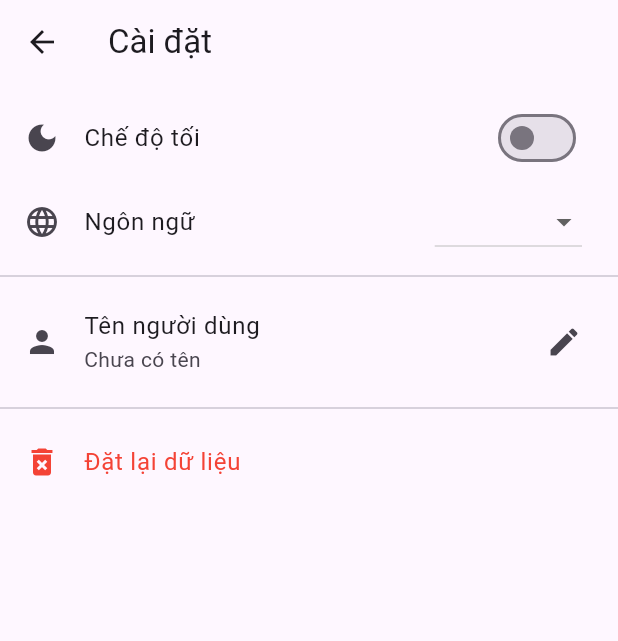
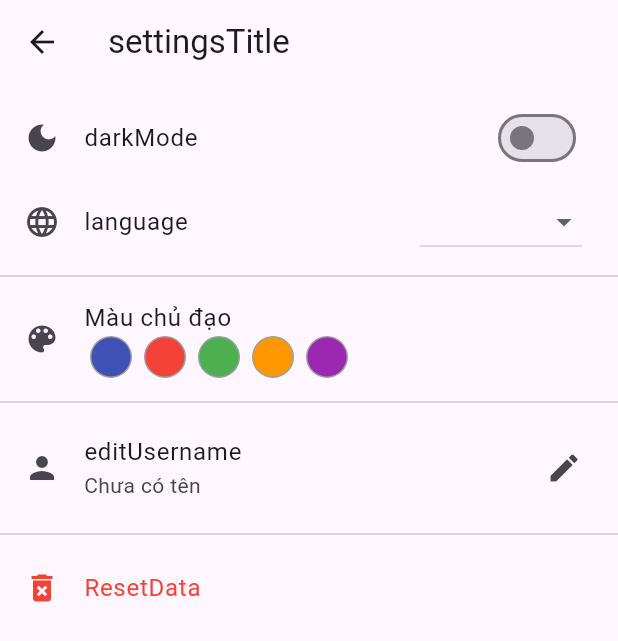
Before and after one commit to Zephyr054/2025_LTTBDD_N05_Nhom_7, a Flutter app: the SettingsScreen screen opened directly with empty values, on a phone screen of 412 x 824 dp. Shown: the top 641 px of the screen. Run offline on Flutter 3.47's test engine with Material 3 defaults, Android fonts, the phone set to English and light mode, and no system bars; our stand-ins replace get.

Commit message:
Update settings_screen.dart

```diff
--- a/lib/screens/settings_screen.dart
+++ b/lib/screens/settings_screen.dart
@@ -1,4 +1,5 @@
 import 'package:flutter/material.dart';
+import 'package:get/get.dart';
 
 class SettingsScreen extends StatefulWidget {
   final Function(bool) onThemeChanged;
@@ -8,6 +9,8 @@ class SettingsScreen extends StatefulWidget {
   final bool isDarkMode;
   final String currentLanguage;
   final String username;
+  final Color seedColor;
+  final Function(Color) onColorChanged;
 
   const SettingsScreen({
     super.key,
@@ -18,6 +21,8 @@ class SettingsScreen extends StatefulWidget {
     required this.isDarkMode,
     required this.currentLanguage,
     required this.username,
+    required this.seedColor,
+    required this.onColorChanged,
   });
 
   @override
@@ -44,15 +49,15 @@ class _SettingsScreenState extends State<SettingsScreen> {
     showDialog(
       context: context,
       builder: (context) => AlertDialog(
-        title: const Text('Đổi tên người dùng'),
+        title: Text('editUsername'.tr),
         content: TextField(
           controller: ctrl,
-          decoration: const InputDecoration(labelText: 'Nhập tên mới'),
+          decoration: InputDecoration(labelText: 'enterNewName'.tr),
         ),
         actions: [
           TextButton(
             onPressed: () => Navigator.pop(context),
-            child: const Text('Hủy'),
+            child: Text('cancel'.tr),
           ),
           ElevatedButton(
             onPressed: () {
@@ -62,7 +67,7 @@ class _SettingsScreenState extends State<SettingsScreen> {
               widget.onUsernameChanged(_username);
               Navigator.pop(context);
             },
-            child: const Text('Lưu'),
+            child: Text('save'.tr),
           ),
         ],
       ),
@@ -74,43 +79,77 @@ class _SettingsScreenState extends State<SettingsScreen> {
     showDialog(
       context: context,
       builder: (context) => AlertDialog(
-        title: const Text('Xóa toàn bộ dữ liệu?'),
-        content: const Text(
-          'Thao tác này sẽ xóa tất cả công việc hiện có. Bạn có chắc chắn không?',
-        ),
+        title: Text('resetDataTitle'.tr),
+        content: Text('resetDataContent'.tr),
         actions: [
           TextButton(
             onPressed: () => Navigator.pop(context),
-            child: const Text('Hủy'),
+            child: Text('cancel'.tr),
           ),
           ElevatedButton(
             style: ElevatedButton.styleFrom(backgroundColor: Colors.red),
             onPressed: () {
               widget.onResetData();
               Navigator.pop(context);
-              ScaffoldMessenger.of(context).showSnackBar(
-                const SnackBar(content: Text('Đã đặt lại toàn bộ dữ liệu')),
-              );
+              ScaffoldMessenger.of(
+                context,
+              ).showSnackBar(SnackBar(content: Text('resetDataSnack'.tr)));
             },
-            child: const Text('Xóa'),
+            child: Text('delete'.tr),
           ),
         ],
       ),
     );
   }
 
+  Widget _buildColorDot(Color color) {
+    return GestureDetector(
+      onTap: () {
+        widget.onColorChanged(color);
+        ScaffoldMessenger.of(context).showSnackBar(
+          SnackBar(
+            content: Text('Đã đổi sang màu ${colorString(color)}'),
+            duration: const Duration(seconds: 1),
+          ),
+        );
+      },
+      child: Container(
+        margin: const EdgeInsets.symmetric(horizontal: 4),
+        width: 28,
+        height: 28,
+        decoration: BoxDecoration(
+          color: color,
+          shape: BoxShape.circle,
+          border: Border.all(
+            color: color == widget.seedColor ? Colors.black : Colors.grey,
+            width: color == widget.seedColor ? 2.5 : 1,
+          ),
+        ),
+      ),
+    );
+  }
+
+  String colorString(Color color) {
+    if (color == Colors.indigo) return 'xanh dương';
+    if (color == Colors.red) return 'đỏ';
+    if (color == Colors.green) return 'xanh lá';
+    if (color == Colors.orange) return 'cam';
+    if (color == Colors.purple) return 'tím';
+    return 'khác';
+  }
+
   @override
   Widget build(BuildContext context) {
     return Scaffold(
-      appBar: AppBar(title: const Text('Cài đặt')),
+      appBar: AppBar(title: Text('settingsTitle'.tr)),
       body: ListView(
         children: [
           const SizedBox(height: 8),
 
-          // 🌙 Bật/Tắt chế độ tối
+          // Bật/Tắt chế độ tối
           SwitchListTile(
             secondary: const Icon(Icons.dark_mode),
-            title: const Text('Chế độ tối'),
+            title: Text('darkMode'.tr),
             value: _isDarkMode,
             onChanged: (val) {
               setState(() => _isDarkMode = val);
@@ -118,15 +157,15 @@ class _SettingsScreenState extends State<SettingsScreen> {
             },
           ),
 
-          // 🗣 Chuyển ngôn ngữ
+          // Chuyển ngôn ngữ
           ListTile(
             leading: const Icon(Icons.language),
-            title: const Text('Ngôn ngữ'),
+            title: Text('language'.tr),
             trailing: DropdownButton<String>(
               value: _language,
-              items: const [
-                DropdownMenuItem(value: 'vi', child: Text('Tiếng Việt')),
-                DropdownMenuItem(value: 'en', child: Text('English')),
+              items: [
+                DropdownMenuItem(value: 'vi', child: Text('vietnamese'.tr)),
+                DropdownMenuItem(value: 'en', child: Text('english'.tr)),
               ],
               onChanged: (val) {
                 if (val != null) {
@@ -136,14 +175,28 @@ class _SettingsScreenState extends State<SettingsScreen> {
               },
             ),
           ),
+          const Divider(),
+          ListTile(
+            leading: const Icon(Icons.color_lens),
+            title: const Text('Màu chủ đạo'),
+            subtitle: Row(
+              children: [
+                _buildColorDot(Colors.indigo),
+                _buildColorDot(Colors.red),
+                _buildColorDot(Colors.green),
+                _buildColorDot(Colors.orange),
+                _buildColorDot(Colors.purple),
+              ],
+            ),
+          ),
 
           const Divider(),
 
-          // 👤 Sửa tên người dùng
+          //Sửa tên người dùng
           ListTile(
             leading: const Icon(Icons.person),
-            title: const Text('Tên người dùng'),
-            subtitle: Text(_username.isEmpty ? 'Chưa có tên' : _username),
+            title: Text('editUsername'.tr),
+            subtitle: Text(_username.isEmpty ? 'Chưa có tên'.tr : _username),
             trailing: const Icon(Icons.edit),
             onTap: _editUsername,
           ),
@@ -153,10 +206,7 @@ class _SettingsScreenState extends State<SettingsScreen> {
           // 💾 Đặt lại dữ liệu
           ListTile(
             leading: const Icon(Icons.delete_forever, color: Colors.red),
-            title: const Text(
-              'Đặt lại dữ liệu',
-              style: TextStyle(color: Colors.red),
-            ),
+            title: Text('ResetData'.tr, style: TextStyle(color: Colors.red)),
             onTap: _confirmReset,
           ),
         ],
```
